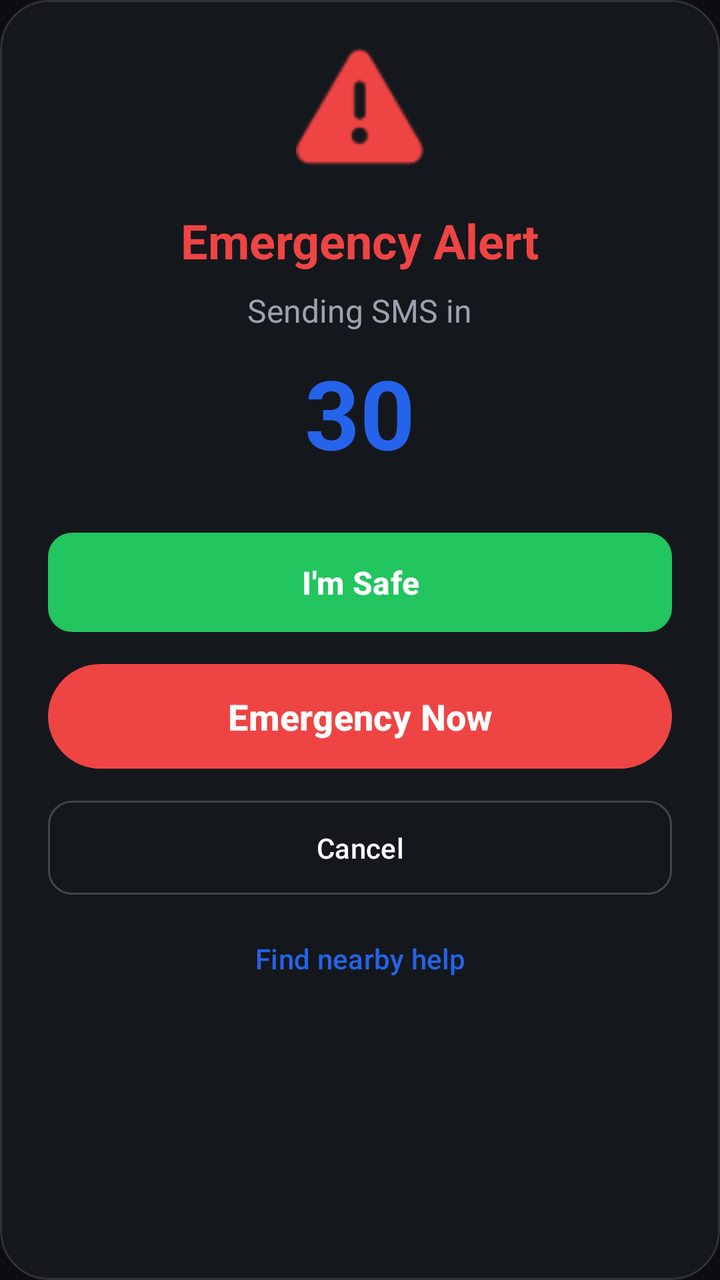
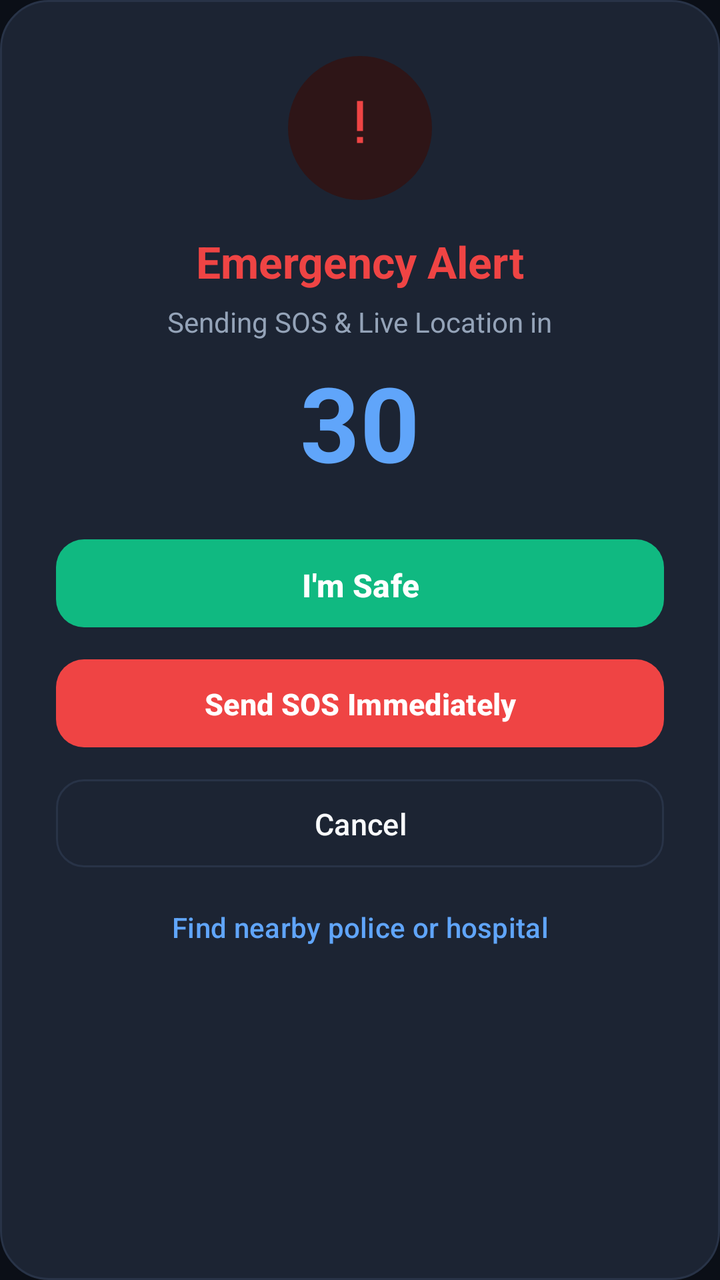

Before-and-after screenshots of an Android layout around one commit, followed by the original layout XML and the change that was made.
<!-- AndroidManifest.xml: application theme Theme.RiskFreeRoutes -->
<!-- res/layout/dialog_emergency_countdown.xml -->
<?xml version="1.0" encoding="utf-8"?>
<LinearLayout xmlns:android="http://schemas.android.com/apk/res/android"
    android:layout_width="match_parent"
    android:layout_height="wrap_content"
    android:orientation="vertical"
    android:padding="24dp"
    android:background="@drawable/glass_card_bg"
    android:gravity="center_horizontal">

    <ImageView
        android:layout_width="64dp"
        android:layout_height="64dp"
        android:src="@android:drawable/ic_dialog_alert"
        android:tint="@color/danger_red" />

    <TextView
        android:layout_width="wrap_content"
        android:layout_height="wrap_content"
        android:text="Emergency Alert"
        android:textSize="24sp"
        android:textStyle="bold"
        android:textColor="@color/danger_red"
        android:layout_marginTop="16dp" />

    <TextView
        android:layout_width="wrap_content"
        android:layout_height="wrap_content"
        android:text="Sending SMS in"
        android:textSize="16sp"
        android:textColor="@color/text_secondary"
        android:layout_marginTop="8dp" />

    <TextView
        android:id="@+id/tv_countdown"
        android:layout_width="wrap_content"
        android:layout_height="wrap_content"
        android:text="30"
        android:textSize="48sp"
        android:textStyle="bold"
        android:textColor="@color/primary_blue"
        android:layout_marginTop="8dp" />

    <com.google.android.material.button.MaterialButton
        android:id="@+id/btn_safe"
        android:layout_width="match_parent"
        android:layout_height="wrap_content"
        android:text="I'm Safe"
        android:layout_marginTop="24dp"
        style="@style/Widget.RiskFreeRoutes.Button.SafeGreen" />

    <com.google.android.material.button.MaterialButton
        android:id="@+id/btn_emergency_now"
        android:layout_width="match_parent"
        android:layout_height="wrap_content"
        android:text="Emergency Now"
        android:layout_marginTop="8dp"
        style="@style/Widget.RiskFreeRoutes.Button.Danger" />

    <com.google.android.material.button.MaterialButton
        android:id="@+id/btn_cancel"
        android:layout_width="match_parent"
        android:layout_height="wrap_content"
        android:text="Cancel"
        android:layout_marginTop="8dp"
        style="@style/Widget.RiskFreeRoutes.Button.Outlined" />

    <com.google.android.material.button.MaterialButton
        android:id="@+id/btn_find_nearby"
        android:layout_width="match_parent"
        android:layout_height="wrap_content"
        android:text="Find nearby help"
        android:layout_marginTop="4dp"
        android:textColor="@color/primary_blue"
        style="@style/Widget.Material3.Button.TextButton" />

</LinearLayout>
<!-- resources referenced by this layout -->
<resources>
  <color name="primary_blue">#2563EB</color>
  <color name="text_secondary">#9CA3AF</color>
  <!-- drawable glass_card_bg (drawable) -->
  <?xml version="1.0" encoding="utf-8"?>
  <shape xmlns:android="http://schemas.android.com/apk/res/android"
      android:shape="rectangle">
  
      
      <solid android:color="@color/glass_panel" />
  
      
      <stroke
          android:width="1dp"
          android:color="@color/glass_border" />
  
      
      <corners android:radius="@dimen/card_corner_radius" />
  
  </shape>
  <style name="Widget.RiskFreeRoutes.Button.Danger" parent="Widget.Material3.Button">
          <item name="backgroundTint">@color/danger_red</item>
          <item name="android:textColor">#FFFFFF</item>
          <item name="cornerRadius">50dp</item>
          <item name="android:paddingTop">14dp</item>
          <item name="android:paddingBottom">14dp</item>
          <item name="android:textSize">18sp</item>
          <item name="android:textStyle">bold</item>
      </style>
  <style name="Widget.RiskFreeRoutes.Button.Outlined" parent="Widget.Material3.Button.OutlinedButton">
          <item name="strokeColor">#33FFFFFF</item>
          <item name="android:textColor">#FFFFFF</item>
          <item name="cornerRadius">@dimen/button_corner_radius</item>
          <item name="android:paddingTop">14dp</item>
          <item name="android:paddingBottom">14dp</item>
      </style>
  <style name="Widget.RiskFreeRoutes.Button.SafeGreen" parent="Widget.Material3.Button">
          <item name="backgroundTint">@color/success_green</item>
          <item name="android:textColor">#FFFFFF</item>
          <item name="cornerRadius">@dimen/button_corner_radius</item>
          <item name="android:paddingTop">14dp</item>
          <item name="android:paddingBottom">14dp</item>
          <item name="android:textSize">@dimen/button_text_size</item>
          <item name="android:textStyle">bold</item>
      </style>
  <style name="Theme.RiskFreeRoutes" parent="Theme.Material3.Dark.NoActionBar">
  
          
          <item name="colorPrimary">@color/primary_blue</item>
          <item name="colorPrimaryContainer">@color/primary_blue_light</item>
          <item name="colorOnPrimary">@color/text_primary</item>
  
          <item name="colorSecondary">@color/accent_blue</item>
          <item name="colorOnSecondary">@color/text_primary</item>
  
          <item name="colorTertiary">@color/danger_red</item>
          <item name="colorError">@color/danger_red</item>
  
          <item name="colorSurface">@color/glass_panel</item>
          <item name="colorOnSurface">@color/text_primary</item>
  
          <item name="android:colorBackground">@color/colorBackground</item>
  
          
          <item name="android:statusBarColor">@color/colorBackground</item>
          <item name="android:navigationBarColor">@color/colorBackground</item>
  
          
          <item name="shapeAppearanceSmallComponent">@style/ShapeAppearance.RiskFreeRoutes.SmallComponent</item>
          <item name="shapeAppearanceMediumComponent">@style/ShapeAppearance.RiskFreeRoutes.MediumComponent</item>
          <item name="shapeAppearanceLargeComponent">@style/ShapeAppearance.RiskFreeRoutes.LargeComponent</item>
  
      </style>
  <color name="glass_panel">#991C2026</color>
  <color name="glass_border">#22FFFFFF</color>
  <dimen name="card_corner_radius">24dp</dimen>
  <dimen name="button_corner_radius">12dp</dimen>
  <color name="success_green">#22C55E</color>
  <dimen name="button_text_size">16sp</dimen>
  <color name="primary_blue_light">#4F8CFF</color>
  <color name="text_primary">#F9FAFB</color>
  <color name="accent_blue">#8FB4FF</color>
  <color name="colorBackground">#0B0D10</color>
  <style name="ShapeAppearance.RiskFreeRoutes.MediumComponent" parent="ShapeAppearance.Material3.MediumComponent">
          <item name="cornerRadius">16dp</item>
      </style>
  <!-- unchanged entries left out for length: 3 -->
</resources>

<!-- the commit's change to res/layout/dialog_emergency_countdown.xml (unified diff, before → after) -->
@@ -1,23 +1,33 @@
 <?xml version="1.0" encoding="utf-8"?>
 <LinearLayout xmlns:android="http://schemas.android.com/apk/res/android"
+    xmlns:app="http://schemas.android.com/apk/res-auto"
     android:layout_width="match_parent"
     android:layout_height="wrap_content"
     android:orientation="vertical"
-    android:padding="24dp"
-    android:background="@drawable/glass_card_bg"
+    android:padding="28dp"
+    android:background="@drawable/bg_dialog_rounded"
     android:gravity="center_horizontal">
 
-    <ImageView
-        android:layout_width="64dp"
-        android:layout_height="64dp"
-        android:src="@android:drawable/ic_dialog_alert"
-        android:tint="@color/danger_red" />
+    
+    <FrameLayout
+        android:layout_width="72dp"
+        android:layout_height="72dp"
+        android:background="@drawable/shape_circle"
+        android:backgroundTint="@color/danger_red_subtle">
+
+        <ImageView
+            android:layout_width="36dp"
+            android:layout_height="36dp"
+            android:layout_gravity="center"
+            android:src="@drawable/ic_sos"
+            app:tint="@color/danger_red" />
+    </FrameLayout>
 
     <TextView
         android:layout_width="wrap_content"
         android:layout_height="wrap_content"
         android:text="Emergency Alert"
-        android:textSize="24sp"
+        android:textSize="22sp"
         android:textStyle="bold"
         android:textColor="@color/danger_red"
         android:layout_marginTop="16dp" />
@@ -25,52 +35,58 @@
     <TextView
         android:layout_width="wrap_content"
         android:layout_height="wrap_content"
-        android:text="Sending SMS in"
-        android:textSize="16sp"
+        android:text="Sending SOS &amp; Live Location in"
+        android:textSize="14sp"
         android:textColor="@color/text_secondary"
-        android:layout_marginTop="8dp" />
+        android:layout_marginTop="6dp" />
 
+    
     <TextView
         android:id="@+id/tv_countdown"
         android:layout_width="wrap_content"
         android:layout_height="wrap_content"
         android:text="30"
-        android:textSize="48sp"
+        android:textSize="52sp"
         android:textStyle="bold"
-        android:textColor="@color/primary_blue"
+        android:textColor="@color/primary_blue_light"
+        android:layout_marginTop="6dp" />
+
+    
+    <com.google.android.material.button.MaterialButton
+        android:id="@+id/btn_safe"
+        style="@style/Widget.RiskFreeRoutes.Button.SafeGreen"
+        android:layout_width="match_parent"
+        android:layout_height="@dimen/button_height"
+        android:text="I'm Safe"
+        android:textSize="16sp"
+        android:layout_marginTop="20dp" />
+
+    
+    <com.google.android.material.button.MaterialButton
+        android:id="@+id/btn_emergency_now"
+        style="@style/Widget.RiskFreeRoutes.Button.Danger"
+        android:layout_width="match_parent"
+        android:layout_height="@dimen/button_height"
+        android:text="Send SOS Immediately"
         android:layout_marginTop="8dp" />
 
-    <com.google.android.material.button.MaterialButton
-        android:id="@+id/btn_safe"
-        android:layout_width="match_parent"
-        android:layout_height="wrap_content"
-        android:text="I'm Safe"
-        android:layout_marginTop="24dp"
-        style="@style/Widget.RiskFreeRoutes.Button.SafeGreen" />
-
-    <com.google.android.material.button.MaterialButton
-        android:id="@+id/btn_emergency_now"
-        android:layout_width="match_parent"
-        android:layout_height="wrap_content"
-        android:text="Emergency Now"
-        android:layout_marginTop="8dp"
-        style="@style/Widget.RiskFreeRoutes.Button.Danger" />
-
+    
     <com.google.android.material.button.MaterialButton
         android:id="@+id/btn_cancel"
+        style="@style/Widget.RiskFreeRoutes.Button.Outlined"
         android:layout_width="match_parent"
-        android:layout_height="wrap_content"
+        android:layout_height="@dimen/button_height"
         android:text="Cancel"
-        android:layout_marginTop="8dp"
-        style="@style/Widget.RiskFreeRoutes.Button.Outlined" />
+        android:layout_marginTop="8dp" />
 
+    
     <com.google.android.material.button.MaterialButton
         android:id="@+id/btn_find_nearby"
+        style="@style/Widget.Material3.Button.TextButton"
         android:layout_width="match_parent"
-        android:layout_height="wrap_content"
-        android:text="Find nearby help"
-        android:layout_marginTop="4dp"
-        android:textColor="@color/primary_blue"
-        style="@style/Widget.Material3.Button.TextButton" />
+        android:layout_height="44dp"
+        android:text="Find nearby police or hospital"
+        android:textColor="@color/primary_blue_light"
+        android:layout_marginTop="4dp" />
 
 </LinearLayout>
<!-- resource entries referenced after the edit -->
@@ -1,70 +1,91 @@
 <!-- resources referenced by this layout -->
 <resources>
-  <color name="primary_blue">#2563EB</color>
-  <color name="text_secondary">#9CA3AF</color>
-  <!-- drawable glass_card_bg (drawable) -->
+  <color name="danger_red_subtle">#2E1517</color>
+  <color name="primary_blue">#3B82F6</color>
+  <color name="primary_blue_dark">#2563EB</color>
+  <color name="text_secondary">#94A3B8</color>
+  <dimen name="button_height">52dp</dimen>
+  <!-- drawable bg_dialog_rounded (drawable) -->
   <?xml version="1.0" encoding="utf-8"?>
   <shape xmlns:android="http://schemas.android.com/apk/res/android"
       android:shape="rectangle">
-  
-      
-      <solid android:color="@color/glass_panel" />
-  
-      
+      <solid android:color="@color/colorSurfaceVariant" />
+      <corners android:radius="@dimen/card_corner_radius_lg" />
       <stroke
           android:width="1dp"
-          android:color="@color/glass_border" />
-  
+          android:color="@color/colorSurfaceBorder" />
+  </shape>
+  <!-- drawable ic_sos (drawable) -->
+  <?xml version="1.0" encoding="utf-8"?>
+  <vector xmlns:android="http://schemas.android.com/apk/res/android" android:width="24dp" android:height="24dp" android:viewportWidth="24" android:viewportHeight="24">
+      <path android:fillColor="#FF000000" android:pathData="M13,3h-2v10h2V3zM13,15h-2v2h2V15z"/>
+  </vector>
+  <!-- drawable shape_circle (drawable) -->
+  <?xml version="1.0" encoding="utf-8"?>
+  <shape xmlns:android="http://schemas.android.com/apk/res/android"
+      android:shape="oval">
       
-      <corners android:radius="@dimen/card_corner_radius" />
-  
+      <solid android:color="#FFFFFF" />
   </shape>
   <style name="Widget.RiskFreeRoutes.Button.Danger" parent="Widget.Material3.Button">
           <item name="backgroundTint">@color/danger_red</item>
-          <item name="android:textColor">#FFFFFF</item>
-          <item name="cornerRadius">50dp</item>
-          <item name="android:paddingTop">14dp</item>
-          <item name="android:paddingBottom">14dp</item>
-          <item name="android:textSize">18sp</item>
+          <item name="android:textColor">@color/text_on_primary</item>
+          <item name="cornerRadius">@dimen/button_corner_radius</item>
+          <item name="android:minHeight">@dimen/button_height</item>
+          <item name="android:paddingTop">12dp</item>
+          <item name="android:paddingBottom">12dp</item>
+          <item name="android:textSize">@dimen/button_text_size</item>
           <item name="android:textStyle">bold</item>
+          <item name="elevation">2dp</item>
       </style>
   <style name="Widget.RiskFreeRoutes.Button.Outlined" parent="Widget.Material3.Button.OutlinedButton">
-          <item name="strokeColor">#33FFFFFF</item>
-          <item name="android:textColor">#FFFFFF</item>
+          <item name="strokeColor">@color/colorSurfaceBorder</item>
+          <item name="strokeWidth">1dp</item>
+          <item name="android:textColor">@color/text_primary</item>
           <item name="cornerRadius">@dimen/button_corner_radius</item>
-          <item name="android:paddingTop">14dp</item>
-          <item name="android:paddingBottom">14dp</item>
+          <item name="android:minHeight">@dimen/button_height</item>
+          <item name="android:paddingTop">12dp</item>
+          <item name="android:paddingBottom">12dp</item>
+          <item name="android:textSize">@dimen/button_text_size</item>
       </style>
   <style name="Widget.RiskFreeRoutes.Button.SafeGreen" parent="Widget.Material3.Button">
           <item name="backgroundTint">@color/success_green</item>
-          <item name="android:textColor">#FFFFFF</item>
+          <item name="android:textColor">@color/text_on_primary</item>
           <item name="cornerRadius">@dimen/button_corner_radius</item>
-          <item name="android:paddingTop">14dp</item>
-          <item name="android:paddingBottom">14dp</item>
+          <item name="android:minHeight">@dimen/button_height</item>
+          <item name="android:paddingTop">12dp</item>
+          <item name="android:paddingBottom">12dp</item>
           <item name="android:textSize">@dimen/button_text_size</item>
           <item name="android:textStyle">bold</item>
+          <item name="elevation">2dp</item>
       </style>
   <style name="Theme.RiskFreeRoutes" parent="Theme.Material3.Dark.NoActionBar">
   
           
           <item name="colorPrimary">@color/primary_blue</item>
-          <item name="colorPrimaryContainer">@color/primary_blue_light</item>
-          <item name="colorOnPrimary">@color/text_primary</item>
+          <item name="colorPrimaryContainer">@color/primary_blue_dark</item>
+          <item name="colorOnPrimary">@color/text_on_primary</item>
   
           <item name="colorSecondary">@color/accent_blue</item>
-          <item name="colorOnSecondary">@color/text_primary</item>
+          <item name="colorSecondaryContainer">@color/primary_blue_subtle</item>
+          <item name="colorOnSecondary">@color/colorBackground</item>
   
-          <item name="colorTertiary">@color/danger_red</item>
+          <item name="colorTertiary">@color/warning_amber</item>
           <item name="colorError">@color/danger_red</item>
+          <item name="colorOnError">@color/text_on_primary</item>
   
-          <item name="colorSurface">@color/glass_panel</item>
+          <item name="colorSurface">@color/colorSurface</item>
+          <item name="colorSurfaceVariant">@color/colorSurfaceVariant</item>
           <item name="colorOnSurface">@color/text_primary</item>
+          <item name="colorOnSurfaceVariant">@color/text_secondary</item>
   
           <item name="android:colorBackground">@color/colorBackground</item>
   
           
           <item name="android:statusBarColor">@color/colorBackground</item>
           <item name="android:navigationBarColor">@color/colorBackground</item>
+          <item name="android:windowLightStatusBar">false</item>
+          <item name="android:windowLightNavigationBar">false</item>
   
           
           <item name="shapeAppearanceSmallComponent">@style/ShapeAppearance.RiskFreeRoutes.SmallComponent</item>
@@ -72,18 +93,22 @@
           <item name="shapeAppearanceLargeComponent">@style/ShapeAppearance.RiskFreeRoutes.LargeComponent</item>
   
       </style>
-  <color name="glass_panel">#991C2026</color>
-  <color name="glass_border">#22FFFFFF</color>
-  <dimen name="card_corner_radius">24dp</dimen>
-  <dimen name="button_corner_radius">12dp</dimen>
-  <color name="success_green">#22C55E</color>
-  <dimen name="button_text_size">16sp</dimen>
-  <color name="primary_blue_light">#4F8CFF</color>
-  <color name="text_primary">#F9FAFB</color>
-  <color name="accent_blue">#8FB4FF</color>
-  <color name="colorBackground">#0B0D10</color>
+  <color name="colorSurfaceVariant">#1C2433</color>
+  <dimen name="card_corner_radius_lg">24dp</dimen>
+  <color name="colorSurfaceBorder">#283347</color>
+  <color name="text_on_primary">#FFFFFF</color>
+  <dimen name="button_corner_radius">14dp</dimen>
+  <color name="success_green">#10B981</color>
+  <dimen name="button_text_size">15sp</dimen>
+  <color name="primary_blue_light">#60A5FA</color>
+  <color name="text_primary">#F8FAFC</color>
+  <color name="accent_blue">#93C5FD</color>
+  <color name="primary_blue_subtle">#1E2C44</color>
+  <color name="colorBackground">#0B0F17</color>
+  <color name="warning_amber">#F59E0B</color>
+  <color name="colorSurface">#141A24</color>
   <style name="ShapeAppearance.RiskFreeRoutes.MediumComponent" parent="ShapeAppearance.Material3.MediumComponent">
-          <item name="cornerRadius">16dp</item>
+          <item name="cornerRadius">18dp</item>
       </style>
   <!-- unchanged entries left out for length: 3 -->
 </resources>
